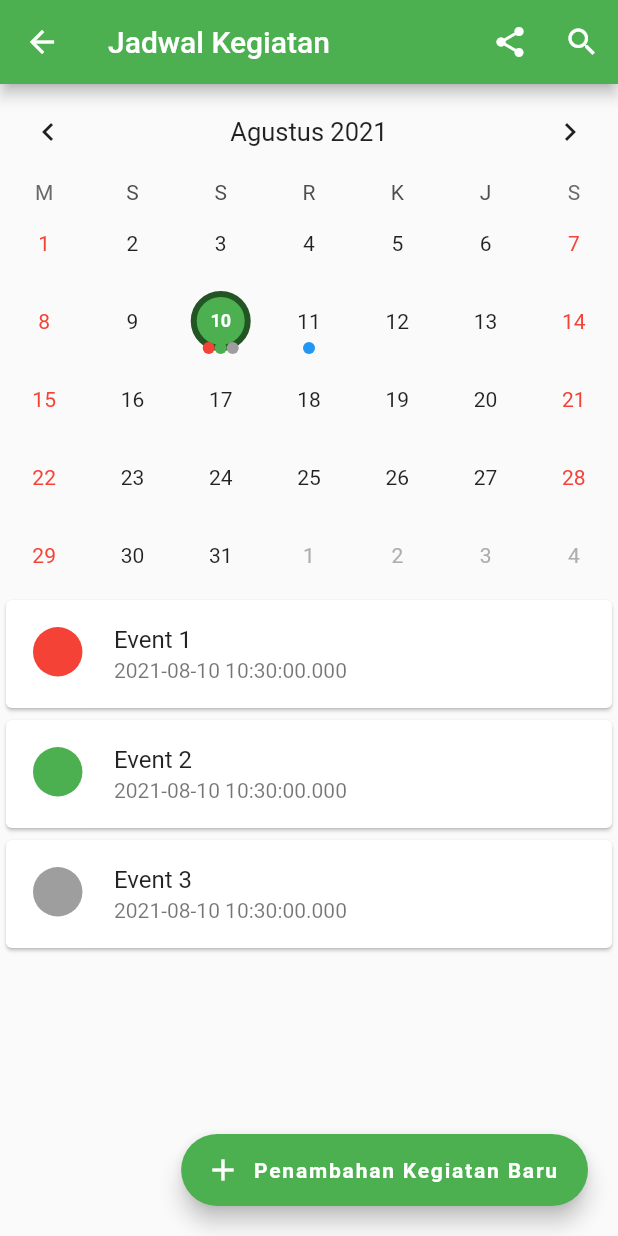
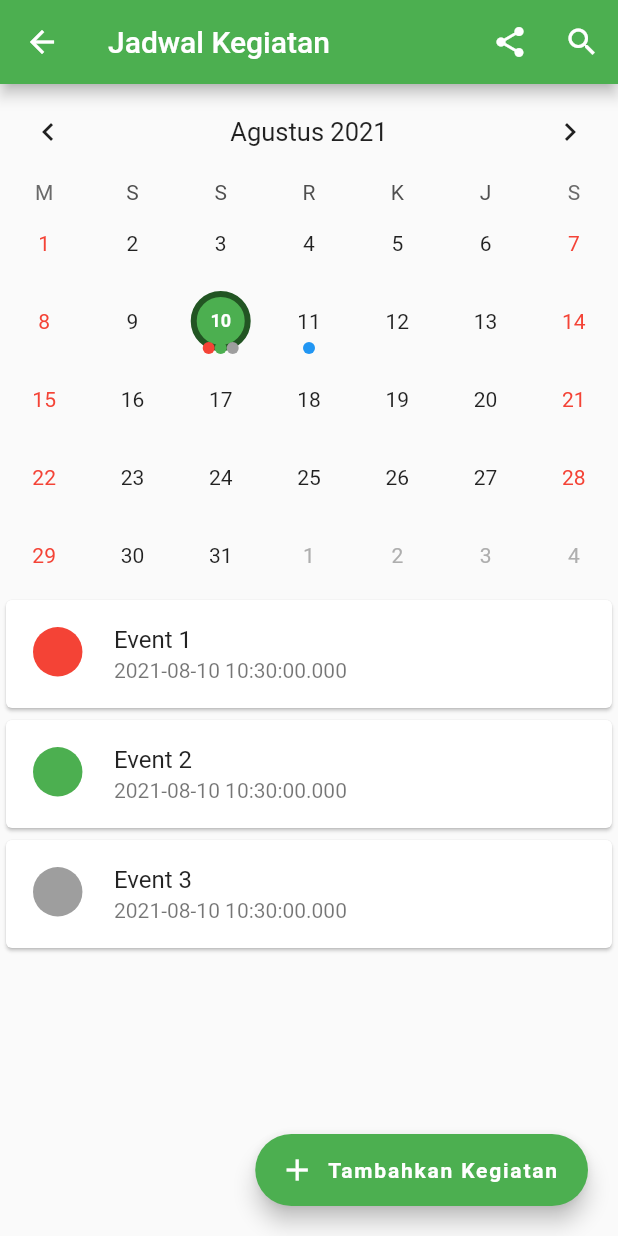
Before and after one commit to alfrirafles/smp_kerinci, a Flutter app: the screen it shows after launch, after a tap on "Kalender", on a phone screen of 412 x 824 dp. Run offline on Flutter 3.47's test engine with Material 2 defaults, Android fonts, the phone set to English and light mode, and no system bars; drawn by our look-alikes of table_calendar; our stand-ins replace flutter_svg, url_strategy.

Commit message:
Changed the text on some interface

```diff
--- a/lib/components/calendar.dart
+++ b/lib/components/calendar.dart
@@ -133,11 +133,11 @@ class _CalendarState extends State<Calendar> {
           ),
           CreateItemModal(
             buttonColor: Colors.green,
-            buttonDescription: 'Penambahan Kegiatan Baru',
+            buttonDescription: 'Tambahkan Kegiatan',
             modalContent: [
               Align(
                   alignment: Alignment.center,
-                  child: Text('Tambahkan Kegiatan')),
+                  child: Text('Penambahan Kegiatan Baru')),
               SizedBox(
                 height:
                     MediaQuery.of(context).size.height * kModalItemsGapHeight,
@@ -153,7 +153,7 @@ class _CalendarState extends State<Calendar> {
                     MediaQuery.of(context).size.height * kModalItemsGapHeight,
               ),
               Text(
-                'Tanggal Mulai Kegiatan',
+                'Durasi Kegiatan',
               ),
               Row(
                 mainAxisAlignment: MainAxisAlignment.spaceBetween,
```
